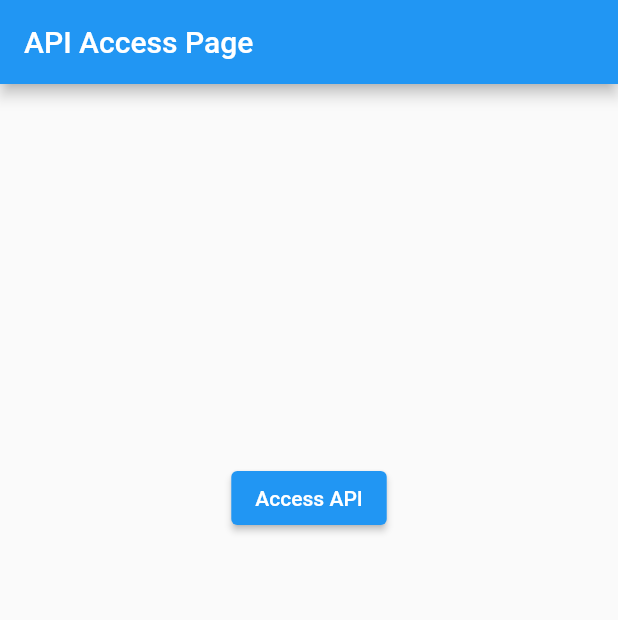
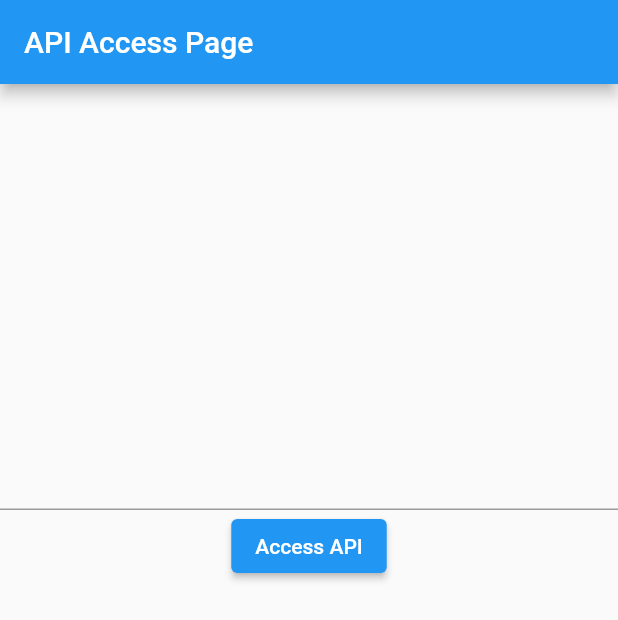
Before and after one commit to umarfadhlur/espay_integration, a Flutter app: the screen it shows after launch, on a phone screen of 412 x 824 dp. Shown: the top 620 px of the screen. Run offline on Flutter 3.47's test engine with Material 2 defaults, Android fonts, the phone set to English and light mode, and no system bars; our stand-ins replace qr_flutter, shared_preferences; missing offline and left inert: asn1lib, encrypt, pointycastle; key blocks and very long unbroken strings in the code were emptied for the run.

Commit message:
New Access

```diff
--- a/lib/ui/api_access_page.dart
+++ b/lib/ui/api_access_page.dart
@@ -5,6 +5,7 @@ import 'package:flutter/material.dart';
 import 'package:http/http.dart' as http;
 import 'dart:convert';
 import 'package:espay_integration/utils/generate_random_string.dart';
+import 'package:qr_flutter/qr_flutter.dart';
 
 class ApiAccessPage extends StatefulWidget {
   @override
@@ -13,7 +14,9 @@ class ApiAccessPage extends StatefulWidget {
 
 class _ApiAccessPageState extends State<ApiAccessPage> {
   Map<String, dynamic> responseData;
+  Map<String, dynamic> responseDatabase;
   String errorMessage = "";
+  final value = TextEditingController();
 
   @override
   Widget build(BuildContext context) {
@@ -25,20 +28,27 @@ class _ApiAccessPageState extends State<ApiAccessPage> {
         child: Column(
           mainAxisAlignment: MainAxisAlignment.center,
           children: [
+            TextFormField(
+              controller: value,
+            ),
             ElevatedButton(
               onPressed: _makeApiRequest,
               child: Text('Access API'),
             ),
-            // ... (Add widgets to display response or error)
             Container(
               width: double.infinity,
               height: 200,
               child: Center(
-                child:
-                    Text(responseData != null ? responseData.toString() : ""),
+                child: responseData != null
+                    ? QrImage(
+                        data: responseData['qrContent'],
+                        version: QrVersions.auto,
+                        size: 200,
+                      )
+                    : Text(""),
               ),
             ),
-            Text(errorMessage),
+            // Text(errorMessage),
           ],
         ),
       ),
@@ -46,15 +56,16 @@ class _ApiAccessPageState extends State<ApiAccessPage> {
   }
 
   void _makeApiRequest() async {
+    final String randomNumericString = generateRandomNumericString();
     setState(() {
       errorMessage = ""; // Clear any previous error message
     });
     try {
       final timestamp = DateTime.now().toUtc().toIso8601String();
       Map<String, dynamic> requestBody = {
-        "partnerReferenceNo": generateRandomNumericString(),
+        "partnerReferenceNo": randomNumericString,
         "merchantId": "SGWROYALABADISEJ",
-        "amount": {"value": "10001.00", "currency": "IDR"},
+        "amount": {"value": value.text, "currency": "IDR"},
         "additionalInfo": {"productCode": "QRIS"}
       };
       print(jsonEncode(requestBody));
@@ -70,11 +81,19 @@ class _ApiAccessPageState extends State<ApiAccessPage> {
         'Content-Type': 'application/json',
         'X-TIMESTAMP': timestamp,
         'X-SIGNATURE': signature,
-        'X-EXTERNAL-ID':
-            generateRandomNumericString(), // Assuming you have this function
+        'X-EXTERNAL-ID': randomNumericString, // Assuming you have this function
         'X-PARTNER-ID': 'SGWROYALABADISEJ',
         'CHANNEL-ID': 'ESPAY',
       };
+
+      print(headers);
+
+      final pushDatabase = await http.post(
+        Uri.parse(
+            'https://espayapi.000webhostapp.com/api/postData.php'), // Adjust URL if needed
+        headers: headers,
+        body: jsonEncode(requestBody),
+      );
 
       final response = await http.post(
         Uri.parse(
@@ -83,10 +102,13 @@ class _ApiAccessPageState extends State<ApiAccessPage> {
         body: jsonEncode(requestBody),
       );
 
+      responseDatabase = jsonDecode(pushDatabase.body);
       responseData = jsonDecode(response.body);
       // Handle successful response (e.g., display data)
       setState(() {
         errorMessage = "";
+        print(responseDatabase);
+        print('pembatas');
         print(responseData);
       });
     } catch (error) {
```
Also changed, not shown: pubspec.lock.
